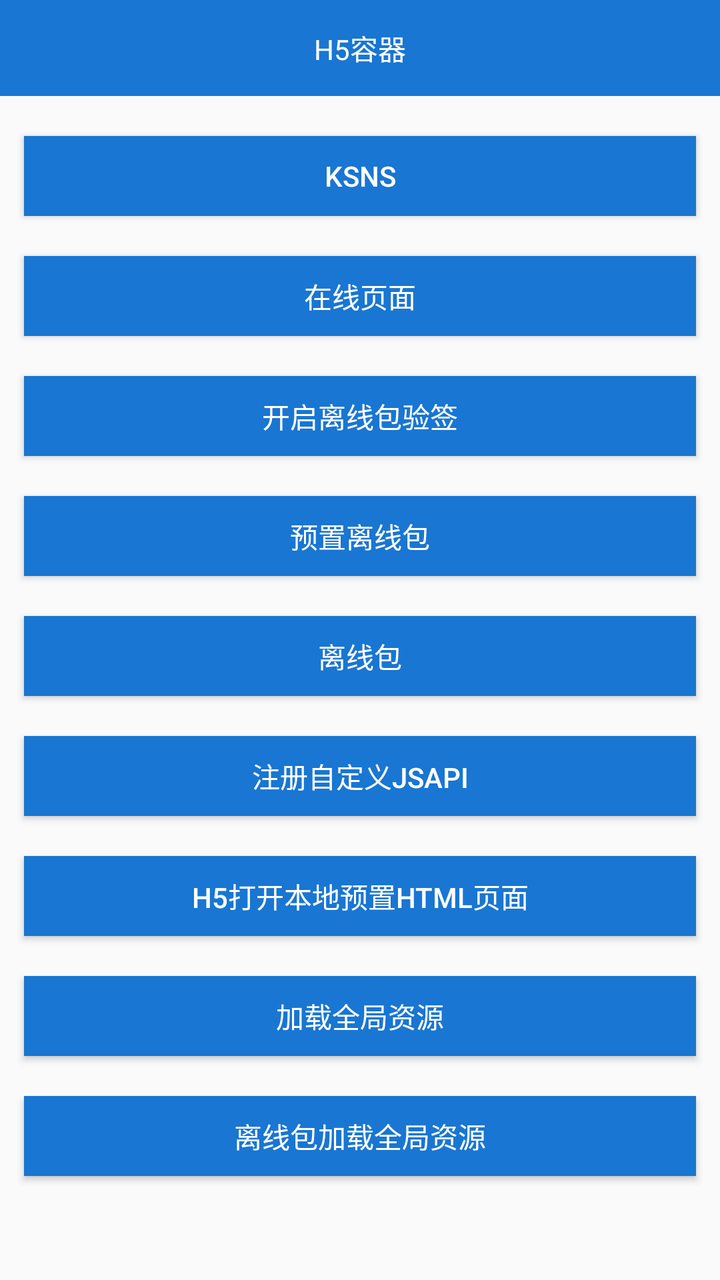
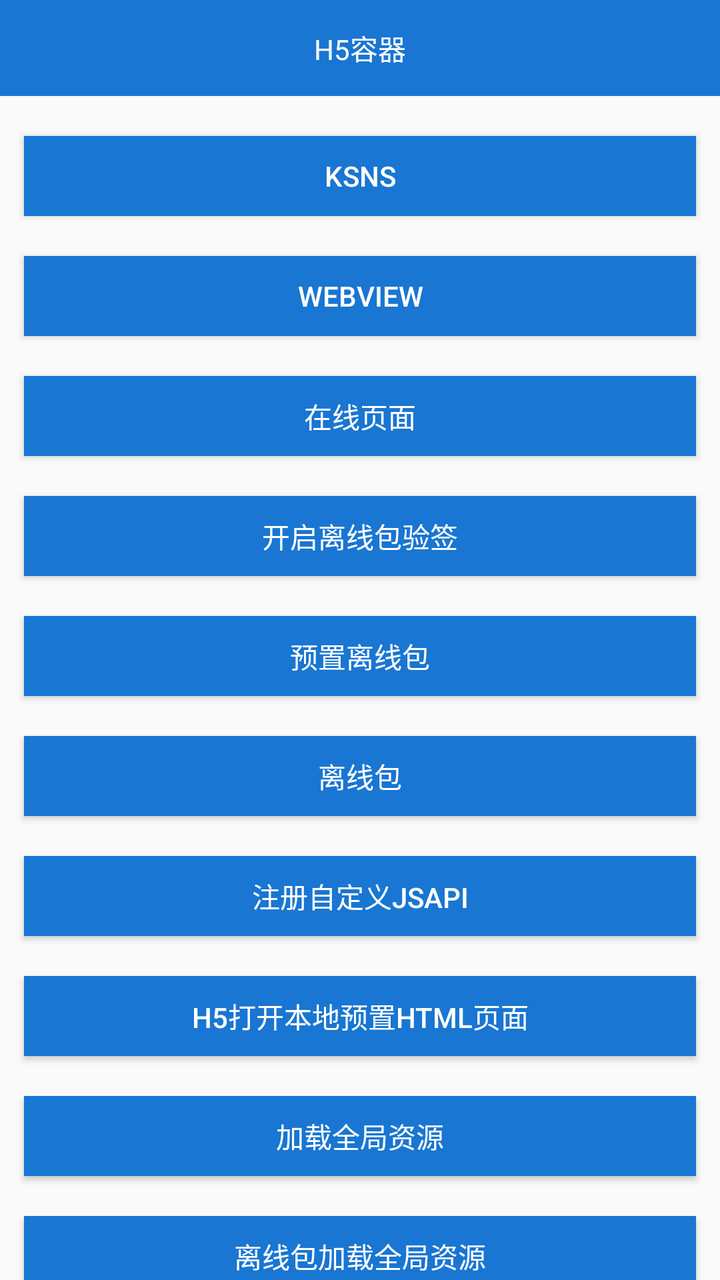

Compare the two renders of this Android layout. The source of the first and the diff that turns it into the second are given below.
<!-- AndroidManifest.xml: another module's application theme AppTheme -->
<!-- res/layout/activity_home.xml -->
<?xml version="1.0" encoding="utf-8"?>
<LinearLayout xmlns:android="http://schemas.android.com/apk/res/android"
    android:layout_width="match_parent"
    android:layout_height="match_parent"
    android:orientation="vertical">



    <TextView
        android:id="@+id/titlebar"
        android:layout_width="match_parent"
        android:layout_height="48dp"
        android:background="@color/h5_default_titlebar_color"
        android:gravity="center"
        android:text="@string/h5_container"
        android:textColor="@android:color/white" />


    <Button
        android:id="@+id/btnKsns"
        android:layout_width="match_parent"
        android:layout_height="40dp"
        android:layout_marginLeft="12dp"
        android:layout_marginTop="20dp"
        android:layout_marginRight="12dp"
        android:layout_marginBottom="20dp"
        android:background="@color/h5_default_titlebar_color"
        android:text="ksns"
        android:textColor="@android:color/white" />

    <Button
        android:id="@+id/btn_online"
        android:layout_width="match_parent"
        android:layout_height="40dp"
        android:layout_marginLeft="12dp"
        android:layout_marginRight="12dp"
        android:layout_marginBottom="20dp"
        android:background="@color/h5_default_titlebar_color"
        android:text="@string/online_page"
        android:textColor="@android:color/white" />

    <Button
        android:id="@+id/btn_enable_verify"
        android:layout_width="match_parent"
        android:layout_height="40dp"
        android:layout_marginLeft="12dp"
        android:layout_marginRight="12dp"
        android:layout_marginBottom="20dp"
        android:background="@color/h5_default_titlebar_color"
        android:text="@string/open_offline_package_attestation"
        android:textColor="@android:color/white" />

    <Button
        android:id="@+id/btn_preset_offline"
        android:layout_width="match_parent"
        android:layout_height="40dp"
        android:layout_marginLeft="12dp"
        android:layout_marginRight="12dp"
        android:layout_marginBottom="20dp"
        android:background="@color/h5_default_titlebar_color"
        android:text="@string/preset_offline_package"
        android:textColor="@android:color/white" />

    <Button
        android:id="@+id/btn_offline"
        android:layout_width="match_parent"
        android:layout_height="40dp"
        android:layout_marginLeft="12dp"
        android:layout_marginRight="12dp"
        android:layout_marginBottom="20dp"
        android:background="@color/h5_default_titlebar_color"
        android:text="@string/offline_package"
        android:textColor="@android:color/white" />

    <Button
        android:id="@+id/btn_plugin_register"
        android:layout_width="match_parent"
        android:layout_height="40dp"
        android:layout_marginLeft="12dp"
        android:layout_marginRight="12dp"
        android:layout_marginBottom="20dp"
        android:background="@color/h5_default_titlebar_color"
        android:text="@string/title_plugin_registers"
        android:textColor="@android:color/white" />


    <Button
        android:id="@+id/btn_open_html"
        android:layout_width="match_parent"
        android:layout_height="40dp"
        android:layout_marginLeft="12dp"
        android:layout_marginRight="12dp"
        android:layout_marginBottom="20dp"
        android:background="@color/h5_default_titlebar_color"
        android:text="@string/open_html"
        android:textColor="@android:color/white" />

    <Button
        android:id="@+id/btn_public_res"
        android:layout_width="match_parent"
        android:layout_height="40dp"
        android:layout_marginLeft="12dp"
        android:layout_marginRight="12dp"
        android:layout_marginBottom="20dp"
        android:background="@color/h5_default_titlebar_color"
        android:text="加载全局资源"
        android:textColor="@android:color/white" />

    <Button
        android:id="@+id/btn_h5_load_public_res"
        android:layout_width="match_parent"
        android:layout_height="40dp"
        android:layout_marginLeft="12dp"
        android:layout_marginRight="12dp"
        android:layout_marginBottom="20dp"
        android:background="@color/h5_default_titlebar_color"
        android:text="离线包加载全局资源"
        android:textColor="@android:color/white" />

</LinearLayout>
<!-- resources referenced by this layout -->
<resources>
  <color name="h5_default_titlebar_color">#1976d2</color>
  <string name="h5_container">H5容器</string>
  <string name="offline_package">离线包</string>
  <string name="online_page">在线页面</string>
  <string name="open_html">H5打开本地预置html页面</string>
  <string name="open_offline_package_attestation">开启离线包验签</string>
  <string name="preset_offline_package">预置离线包</string>
  <string name="title_plugin_registers">注册自定义JSAPI</string>
  <style name="AppTheme" parent="Theme.AppCompat.Light.DarkActionBar">
          
          <item name="colorPrimary">@color/colorPrimary</item>
          <item name="colorPrimaryDark">@color/colorPrimaryDark</item>
          <item name="colorAccent">@color/colorAccent</item>
      </style>
  <color name="colorPrimary">#1976d2</color>
  <color name="colorPrimaryDark">#1976d2</color>
  <color name="colorAccent">#03DAC5</color>
</resources>

<!-- the commit's change to res/layout/activity_home.xml (unified diff, before → after) -->
@@ -26,6 +26,17 @@
         android:layout_marginBottom="20dp"
         android:background="@color/h5_default_titlebar_color"
         android:text="ksns"
+        android:textColor="@android:color/white" />
+
+    <Button
+        android:id="@+id/btn_webview"
+        android:layout_width="match_parent"
+        android:layout_height="40dp"
+        android:layout_marginLeft="12dp"
+        android:layout_marginRight="12dp"
+        android:layout_marginBottom="20dp"
+        android:background="@color/h5_default_titlebar_color"
+        android:text="Webview"
         android:textColor="@android:color/white" />
 
     <Button
